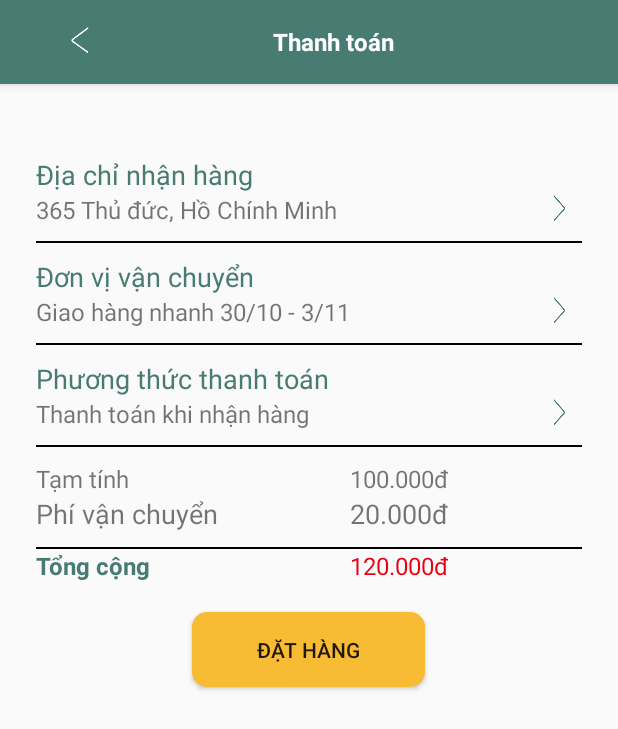
After one commit to maithithuyhau/Meraki_Book_App, an Android app: the fragment PaymentFragment shown on its own in the app's theme, on a phone screen of 412 x 824 dp. The commit adds this screen. Shown: the top 729 px of the screen. Run offline under Robolectric (Android 15) with nearby library versions, the phone set to English and light mode, and no system bars.

Commit message:
Add PaymentFragment + resize button

```diff
--- /dev/null
+++ b/app/src/main/java/com/example/merakibook/PaymentFragment.java
@@ -0,0 +1,20 @@
+package com.example.merakibook;
+
+import android.os.Bundle;
+
+import androidx.fragment.app.Fragment;
+
+import android.view.LayoutInflater;
+import android.view.View;
+import android.view.ViewGroup;
+
+
+public class PaymentFragment extends Fragment {
+
+    @Override
+    public View onCreateView(LayoutInflater inflater, ViewGroup container,
+                             Bundle savedInstanceState) {
+        // Inflate the layout for this fragment
+        return inflater.inflate(R.layout.fragment_payment, container, false);
+    }
+}
--- a/app/src/main/res/layout/activity_cart.xml
+++ b/app/src/main/res/layout/activity_cart.xml
@@ -100,8 +100,8 @@
         android:layout_marginBottom="20dp"/>
     <Button
         android:id="@+id/btnMuaHang"
-        android:layout_width="200dp"
-        android:layout_height="48dp"
+        android:layout_width="155dp"
+        android:layout_height="50dp"
         android:background="@drawable/background_btn"
         android:text="@string/mua_hang"
         android:layout_gravity="center_horizontal"
--- /dev/null
+++ b/app/src/main/res/layout/fragment_payment.xml
@@ -0,0 +1,228 @@
+<?xml version="1.0" encoding="utf-8"?>
+<LinearLayout xmlns:android="http://schemas.android.com/apk/res/android"
+    xmlns:tools="http://schemas.android.com/tools"
+    android:layout_width="match_parent"
+    android:layout_height="match_parent"
+    xmlns:app="http://schemas.android.com/apk/res-auto"
+    tools:context=".PaymentFragment"
+    android:orientation="vertical">
+    <androidx.appcompat.widget.Toolbar
+        android:id="@+id/toolbar"
+        android:layout_width="match_parent"
+        android:layout_height="?attr/actionBarSize"
+        android:background="@color/green"
+        android:elevation="4dp"
+        android:theme="@style/ThemeOverlay.AppCompat.Dark.ActionBar"
+        app:popupTheme="@style/ThemeOverlay.AppCompat.Light" >
+        <LinearLayout
+            android:id="@+id/linearLayout"
+            android:layout_width="match_parent"
+            android:layout_height="wrap_content"
+            android:background="@color/green"
+            android:orientation="horizontal"
+            android:padding="5dp"
+            app:layout_constraintEnd_toEndOf="parent"
+            app:layout_constraintStart_toStartOf="parent"
+            app:layout_constraintTop_toTopOf="parent">
+            <ImageButton
+                android:id="@+id/btnBack"
+                android:layout_width="0dp"
+                android:layout_height="20dp"
+                android:background="@drawable/icon_back"
+                android:layout_marginStart="24dp"
+                android:layout_weight="0.5"/>
+
+            <TextView
+                android:id="@+id/txtHeaderGioHang"
+                android:layout_width="0dp"
+                android:layout_height="wrap_content"
+                android:layout_weight="9.5"
+                android:text="@string/header_thanh_toan"
+                android:textSize="16sp"
+                android:textStyle="bold"
+                android:textColor="@color/white"
+                android:gravity="center_horizontal"
+                android:layout_marginEnd="24dp"
+                />
+        </LinearLayout>
+    </androidx.appcompat.widget.Toolbar>
+    <LinearLayout
+        android:layout_width="match_parent"
+        android:layout_height="match_parent"
+        android:orientation="vertical"
+        android:layout_marginStart="24dp"
+        android:layout_marginEnd="24dp">
+        <androidx.recyclerview.widget.RecyclerView
+            android:id="@+id/rcvItemThanhToan"
+            android:layout_width="match_parent"
+            android:layout_height="wrap_content"
+            android:layout_margin="24dp">
+        </androidx.recyclerview.widget.RecyclerView>
+
+        <GridLayout
+            android:layout_width="match_parent"
+            android:layout_height="wrap_content"
+            android:columnCount="2"
+            android:rowCount="13">
+
+            <TextView
+                android:layout_width="wrap_content"
+                android:layout_height="wrap_content"
+                android:text="@string/dia_chi_nhan_hang"
+                android:textColor="@color/green"
+                android:textSize="18sp" />
+
+            <TextView
+                android:id="@+id/txtTtDiaChi"
+                android:layout_width="wrap_content"
+                android:layout_height="wrap_content"
+                android:layout_row="1"
+                android:layout_column="0"
+                android:text="@string/dia_chi"
+                android:textSize="16sp" />
+
+            <ImageButton
+                android:id="@+id/btnTtDiaChiNext"
+                android:layout_width="10dp"
+                android:layout_height="20dp"
+                android:layout_rowSpan="2"
+                android:layout_gravity="end"
+                android:layout_marginEnd="10dp"
+                android:background="@drawable/icon_next" />
+
+            <View
+                android:layout_width="match_parent"
+                android:layout_height="1dp"
+                android:layout_columnSpan="2"
+                android:layout_marginTop="10dp"
+                android:layout_marginBottom="10dp"
+                android:background="@android:color/black" />
+
+            <TextView
+                android:layout_width="wrap_content"
+                android:layout_height="wrap_content"
+                android:text="@string/don_vi_van_chuyen"
+                android:textColor="@color/green"
+                android:textSize="18sp" />
+
+            <TextView
+                android:id="@+id/txtTtDonViVanChuyen"
+                android:layout_width="wrap_content"
+                android:layout_height="wrap_content"
+                android:layout_row="5"
+                android:layout_column="0"
+                android:text="@string/don_vi"
+                android:textSize="16sp" />
+
+            <ImageButton
+                android:id="@+id/btnTtGiaoHangNext"
+                android:layout_width="10dp"
+                android:layout_height="20dp"
+                android:layout_rowSpan="2"
+                android:layout_gravity="end"
+                android:layout_marginEnd="10dp"
+                android:background="@drawable/icon_next" />
+
+            <View
+                android:layout_width="match_parent"
+                android:layout_height="1dp"
+                android:layout_columnSpan="2"
+                android:layout_marginTop="10dp"
+                android:layout_marginBottom="10dp"
+                android:background="@android:color/black" />
+
+            <TextView
+                android:layout_width="wrap_content"
+                android:layout_height="wrap_content"
+                android:text="@string/phuong_thuc_thanh_toan"
+                android:textColor="@color/green"
+                android:textSize="18sp" />
+
+            <TextView
+                android:id="@+id/txtTtPhuongThuc"
+                android:layout_width="wrap_content"
+                android:layout_height="wrap_content"
+                android:layout_row="9"
+                android:layout_column="0"
+                android:text="@string/phuong_thuc"
+                android:textSize="16sp" />
+
+            <ImageButton
+                android:id="@+id/btnTtPhuongThucNext"
+                android:layout_width="10dp"
+                android:layout_height="20dp"
+                android:layout_rowSpan="2"
+                android:layout_gravity="end"
+                android:layout_marginEnd="10dp"
+                android:background="@drawable/icon_next" />
+
+            <View
+                android:layout_width="match_parent"
+                android:layout_height="1dp"
+                android:layout_columnSpan="2"
+                android:layout_marginTop="10dp"
+                android:layout_marginBottom="10dp"
+                android:background="@android:color/black" />
+
+            <TextView
+                android:layout_width="wrap_content"
+                android:layout_height="wrap_content"
+                android:text="@string/tam_tinh"
+                android:textSize="16sp" />
+
+            <TextView
+                android:id="@+id/txtTtTamTinh"
+                android:layout_width="wrap_content"
+                android:layout_height="wrap_content"
+                android:text="@string/tien_tam_tinh"
+                android:textSize="16sp" />
+
+            <TextView
+                android:layout_width="wrap_content"
+                android:layout_height="wrap_content"
+                android:text="@string/phi_van_chuyen"
+                android:textSize="18sp" />
+
+            <TextView
+                android:id="@+id/txtTtTienVanChuyen"
+                android:layout_width="wrap_content"
+                android:layout_height="wrap_content"
+                android:text="@string/tien_van_chuyen"
+                android:textSize="18sp" />
+
+            <View
+                android:layout_width="match_parent"
+                android:layout_height="1dp"
+                android:layout_columnSpan="2"
+                android:layout_marginTop="10dp"
+                android:background="@android:color/black" />
+
+            <TextView
+                android:layout_width="wrap_content"
+                android:layout_height="wrap_content"
+                android:text="@string/tong_cong"
+                android:textColor="@color/green"
+                android:textSize="16sp"
+                android:textStyle="bold" />
+
+            <TextView
+                android:id="@+id/txtTtTongCong"
+                android:layout_width="wrap_content"
+                android:layout_height="wrap_content"
+                android:text="@string/tien_tong_cong"
+                android:textColor="@color/red"
+                android:textSize="16sp" />
+        </GridLayout>
+        <Button
+            android:id="@+id/btnTtDatHang"
+            android:layout_width="155dp"
+            android:layout_height="50dp"
+            android:background="@drawable/background_btn"
+            android:text="@string/dat_hang"
+            android:layout_gravity="center"
+            android:layout_marginTop="20dp"/>
+    </LinearLayout>
+
+
+
+</LinearLayout>
--- a/app/src/main/res/layout/popup_vip.xml
+++ b/app/src/main/res/layout/popup_vip.xml
@@ -11,7 +11,7 @@
         android:layout_gravity="center">
         <LinearLayout
             android:layout_width="320dp"
-            android:layout_height="350dp"
+            android:layout_height="380dp"
             android:background="@color/light_skin"
             android:orientation="vertical"
             android:padding="10dp">
@@ -62,8 +62,8 @@
 
             <Button
                 android:id="@+id/btnBatDau"
-                android:layout_width="150dp"
-                android:layout_height="40dp"
+                android:layout_width="155dp"
+                android:layout_height="50dp"
                 android:background="@drawable/background_btn"
                 android:text="@string/bat_dau"
                 android:layout_gravity="center_horizontal"
--- a/app/src/main/res/values/strings.xml
+++ b/app/src/main/res/values/strings.xml
@@ -239,6 +239,21 @@
     <string name="hay_doc_sach">Hãy tận hưởng và đọc sách thả ga tại Meraki Book bạn nhé!</string>
     <string name="bat_dau">Bắt đầu ngay</string>
 
+    //Thanh toan
+    <string name="header_thanh_toan">Thanh toán</string>
+    <string name="dia_chi_nhan_hang">Địa chỉ nhận hàng</string>
+    <string name="dia_chi">365 Thủ đức, Hồ Chính Minh</string>
+    <string name="don_vi_van_chuyen">Đơn vị vận chuyển</string>
+    <string name="don_vi">Giao hàng nhanh  30/10 - 3/11</string>
+    <string name="phuong_thuc_thanh_toan">Phương thức thanh toán</string>
+    <string name="phuong_thuc">Thanh toán khi nhận hàng</string>
+    <string name="tam_tinh">Tạm tính</string>
+    <string name="tien_tam_tinh">100.000đ</string>
+    <string name="phi_van_chuyen">Phí vận chuyển</string>
+    <string name="tien_van_chuyen">20.000đ</string>
+    <string name="tien_tong_cong">120.000đ</string>
+    <string name="dat_hang">Đặt hàng</string>
+
     //VIP
 
 
```
